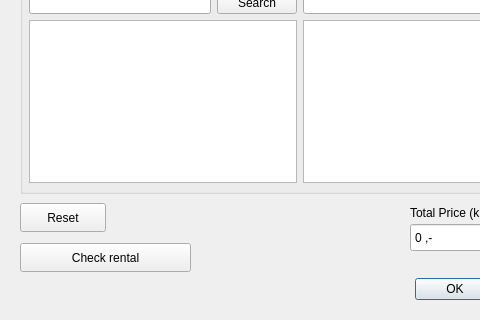
Before: the Qt Designer form ShiftHappens_rentals/addrental_d.ui in AdamHazel/ShiftHappens, drawn with Qt 5; both pictures show x 0 to 480 and y 197 to 517 of the 604 by 517 pixel window.
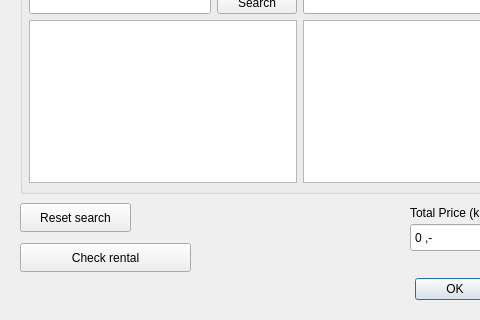
After: the same form once the commit is applied.

```diff
--- a/ShiftHappens_rentals/addrental_d.ui
+++ b/ShiftHappens_rentals/addrental_d.ui
@@ -199,12 +199,12 @@
     <rect>
      <x>20</x>
      <y>400</y>
-     <width>86</width>
+     <width>111</width>
      <height>29</height>
     </rect>
    </property>
    <property name="text">
-    <string>Reset</string>
+    <string>Reset search</string>
    </property>
   </widget>
   <widget class="QSpinBox" name="spinBox">
```
Left out of the diff: 5 changed lines with no effect on the pictures.
